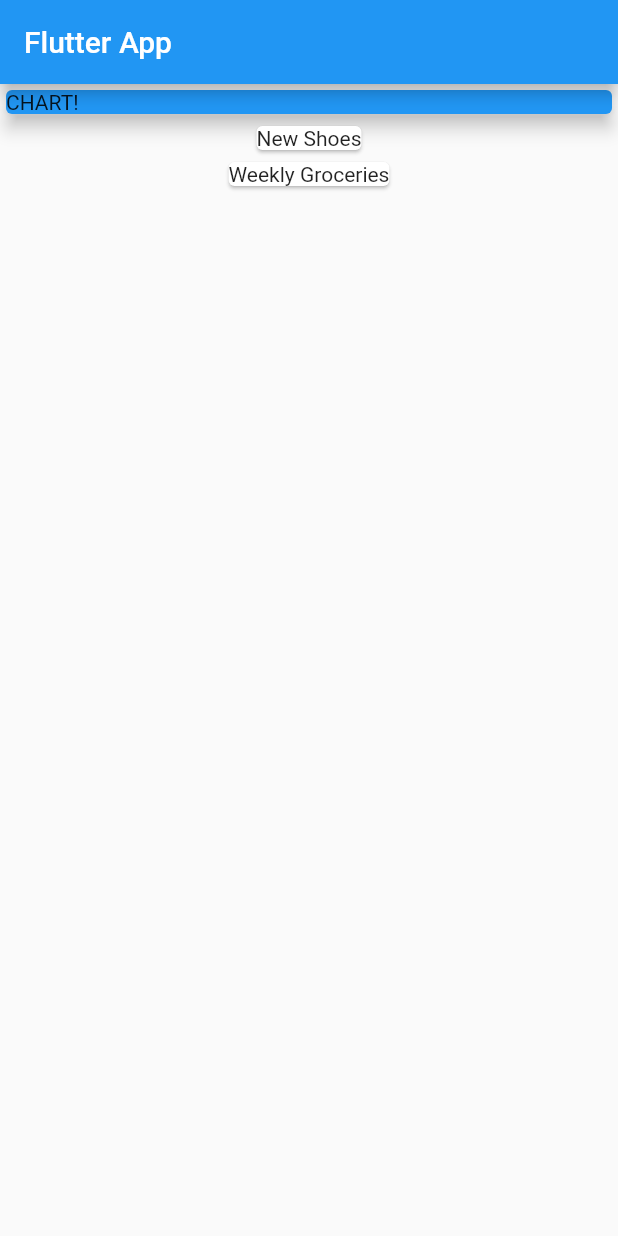
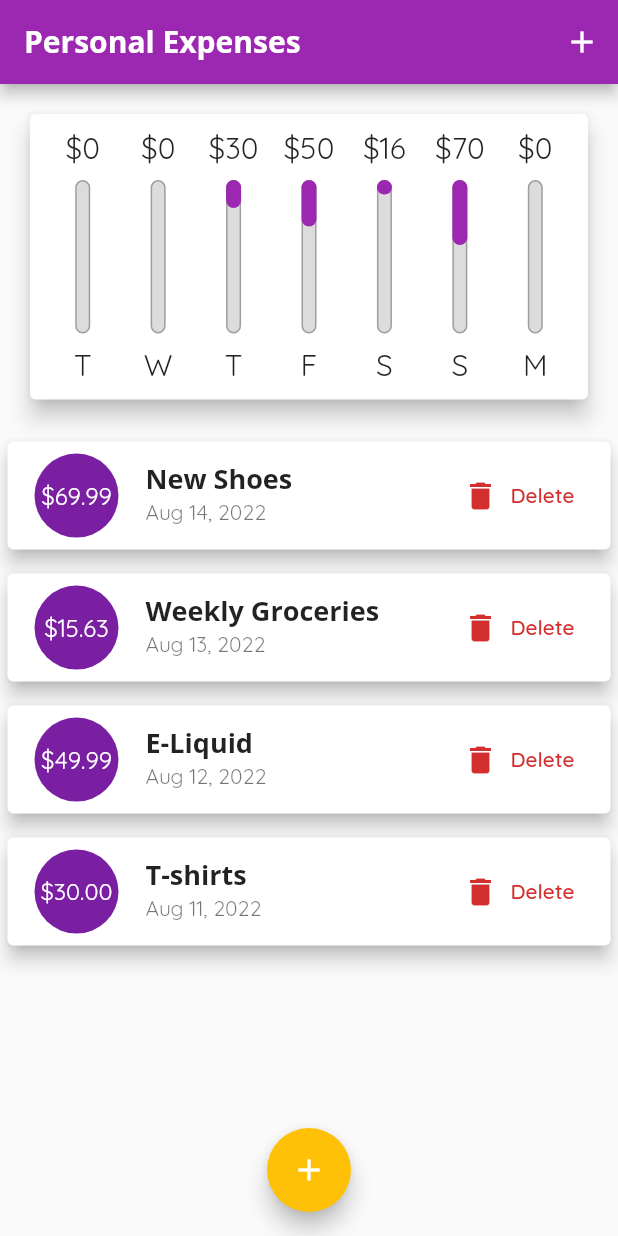
Before and after one commit to annoyingmouse/learning-flutter, a Flutter app: the screen it shows after launch, on a phone screen of 412 x 824 dp. Run offline on Flutter 3.47's test engine with Material 2 defaults, Android fonts, the light colour scheme and no system bars; Roboto replaces fonts that are missing (Opensans).

Commit message:
Lots of changes

```diff
--- a/real_apps_01/lib/main.dart
+++ b/real_apps_01/lib/main.dart
@@ -1,55 +1,245 @@
+import 'dart:io';
+
+import 'package:flutter/cupertino.dart';
 import 'package:flutter/material.dart';
-import './transaction.dart';
+import 'package:flutter/services.dart';
 
-void main() => runApp(MyApp());
+import './widgets/new_transaction.dart';
+import './widgets/transaction_list.dart';
+import './models/transaction.dart';
+import './widgets/chart.dart';
+
+void main() {
+  // WidgetsFlutterBinding.ensureInitialized();
+  // SystemChrome.setPreferredOrientations([
+  //   DeviceOrientation.portraitUp,
+  //   DeviceOrientation.portraitDown,
+  // ]);
+  runApp(MyApp());
+}
 
 class MyApp extends StatelessWidget {
   @override
   Widget build(BuildContext context) {
+    final ThemeData theme = ThemeData(
+      primarySwatch: Colors.purple,
+      fontFamily: 'Quicksand',
+      appBarTheme: AppBarTheme(
+        titleTextStyle: TextStyle(
+          fontFamily: 'Opensans',
+          fontSize: 20,
+          fontWeight: FontWeight.bold,
+        ),
+      ),
+      textTheme: const TextTheme(
+        headline6: TextStyle(
+          fontFamily: "Opensans",
+          fontSize: 18,
+          fontWeight: FontWeight.bold,
+        ),
+      ),
+    );
+
     return MaterialApp(
-      title: 'Flutter App',
+      debugShowCheckedModeBanner: false,
+      title: 'Personal Expenses',
       home: MyHomePage(),
+      theme: theme.copyWith(
+        colorScheme: theme.colorScheme.copyWith(
+          secondary: Colors.amber,
+        ),
+      ),
     );
   }
 }
 
-class MyHomePage extends StatelessWidget {
-  final List<Transaction> transactions = [
+class MyHomePage extends StatefulWidget {
+  @override
+  State<MyHomePage> createState() => _MyHomePageState();
+}
+
+class _MyHomePageState extends State<MyHomePage> {
+  final List<Transaction> _userTransactions = [
     Transaction(
-        id: 't1', title: 'New Shoes', amount: 69.99, date: DateTime.now()),
+      id: 't1',
+      title: 'New Shoes',
+      amount: 69.99,
+      date: DateTime.now().subtract(
+        Duration(days: 1),
+      ),
+    ),
     Transaction(
       id: 't2',
       title: 'Weekly Groceries',
       amount: 15.63,
-        date: DateTime.now()),
+      date: DateTime.now().subtract(
+        Duration(days: 2),
+      ),
+    ),
+    Transaction(
+      id: 't3',
+      title: 'E-Liquid',
+      amount: 49.99,
+      date: DateTime.now().subtract(
+        Duration(days: 3),
+      ),
+    ),
+    Transaction(
+      id: 't3',
+      title: 'T-shirts',
+      amount: 30,
+      date: DateTime.now().subtract(
+        Duration(days: 4),
+      ),
+    ),
   ];
+
+  bool _showChart = false;
+
+  List<Transaction> get _recentTransactions {
+    return _userTransactions.where((tx) {
+      return tx.date.isAfter(DateTime.now().subtract(
+        Duration(days: 7),
+      ));
+    }).toList();
+  }
+
+  void _addNewTransaction(
+      String txTitle, double txAmount, DateTime chosenDate) {
+    final newTx = Transaction(
+      id: DateTime.now().toString(),
+      title: txTitle,
+      amount: txAmount,
+      date: chosenDate,
+    );
+    setState(() {
+      _userTransactions.add(newTx);
+    });
+  }
+
+  void _deleteTransaction(String id) {
+    setState(() {
+      _userTransactions.removeWhere((tx) => tx.id == id);
+    });
+  }
+
+  void _startAddNewTransaction(BuildContext ctx) {
+    showModalBottomSheet(
+      context: ctx,
+      builder: (_) {
+        return GestureDetector(
+          child: NewTransaction(_addNewTransaction),
+          onTap: () {},
+          behavior: HitTestBehavior.opaque,
+        );
+      },
+    );
+  }
 
   @override
   Widget build(BuildContext context) {
-    return Scaffold(
-      appBar: AppBar(
-        title: Text('Flutter App'),
+    final mediaQuery = MediaQuery.of(context);
+    final _isLandscape = mediaQuery.orientation == Orientation.landscape;
+    final dynamic appBar = Platform.isIOS
+        ? CupertinoNavigationBar(
+            middle: Text(
+              'Personal Expenses',
             ),
-      body: Column(
-        // mainAxisAlignment: MainAxisAlignment.start,
-        // crossAxisAlignment: CrossAxisAlignment.stretch,
+            trailing: Row(
+              mainAxisSize: MainAxisSize.min,
               children: <Widget>[
+                GestureDetector(
+                  child: Icon(CupertinoIcons.add),
+                  onTap: () => _startAddNewTransaction(context),
+                ),
+              ],
+            ),
+          )
+        : AppBar(
+            title: Text(
+              'Personal Expenses',
+            ),
+            actions: <Widget>[
+              IconButton(
+                alignment: Alignment.center,
+                onPressed: () => _startAddNewTransaction(context),
+                icon: Icon(
+                  Icons.add,
+                ),
+                color: Colors.white,
+              )
+            ],
+          );
+    final txListWidget = Container(
+      height: (mediaQuery.size.height -
+              appBar.preferredSize.height -
+              mediaQuery.padding.top) *
+          0.7,
+      child: TransactionList(_userTransactions, _deleteTransaction),
+    );
+    final pageBody = SafeArea(
+      child: SingleChildScrollView(
+        child: Column(
+          crossAxisAlignment: CrossAxisAlignment.stretch,
+          children: <Widget>[
+            if (_isLandscape)
+              Row(
+                  mainAxisAlignment: MainAxisAlignment.center,
+                  children: <Widget>[
+                    Text(
+                      'Show Chart',
+                      style: Theme.of(context).textTheme.titleLarge,
+                    ),
+                    Switch.adaptive(
+                      activeColor: Theme.of(context).colorScheme.primary,
+                      value: _showChart,
+                      onChanged: (val) {
+                        setState(() {
+                          _showChart = val;
+                        });
+                      },
+                    )
+                  ]),
+            if (!_isLandscape)
               Container(
-            width: double.infinity,
-            child: Card(
-              color: Colors.blue,
-              child: Text('CHART!'),
-              elevation: 5,
+                height: (mediaQuery.size.height -
+                        appBar.preferredSize.height -
+                        mediaQuery.padding.top) *
+                    0.3,
+                child: Chart(_recentTransactions),
+              ),
+            if (!_isLandscape) txListWidget,
+            if (_isLandscape)
+              _showChart
+                  ? Container(
+                      height: (mediaQuery.size.height -
+                              appBar.preferredSize.height -
+                              mediaQuery.padding.top) *
+                          0.7,
+                      child: Chart(_recentTransactions),
+                    )
+                  : txListWidget,
+          ],
         ),
       ),
-          Column(
-            children: transactions.map((tx) {
-              return Card(
-                child: Text(tx.title),
     );
-            }).toList(),
+    return Platform.isIOS
+        ? CupertinoPageScaffold(
+            child: pageBody,
+            navigationBar: appBar,
           )
-        ],
+        : Scaffold(
+            appBar: appBar,
+            body: pageBody,
+            floatingActionButtonLocation:
+                FloatingActionButtonLocation.centerFloat,
+            floatingActionButton: Platform.isIOS
+                ? Container()
+                : FloatingActionButton(
+                    child: Icon(
+                      Icons.add,
+                    ),
+                    onPressed: () => _startAddNewTransaction(context),
                   ),
           );
   }
--- /dev/null
+++ b/real_apps_01/lib/widgets/chart.dart
@@ -0,0 +1,70 @@
+import 'package:flutter/material.dart';
+import './chart_bar.dart';
+import '../models/transaction.dart';
+import 'package:intl/intl.dart';
+
+class Chart extends StatelessWidget {
+  final List<Transaction> recentTransactions;
+
+  Chart(this.recentTransactions);
+
+  List<Map<String, Object>> get groupedTransactionValues {
+    return List.generate(7, (index) {
+      final weekday = DateTime.now().subtract(
+        Duration(days: index),
+      );
+      var totalSum = 0.0;
+      // for (var i = 0; i < recentTransactions.length; i++) {
+      //   if (recentTransactions[i].date.day == weekday.day &&
+      //       recentTransactions[i].date.month == weekday.month &&
+      //       recentTransactions[i].date.year == weekday.year) {
+      //     totalSum += recentTransactions[i].amount;
+      //   }
+      // }
+
+      for (var tx in recentTransactions) {
+        if (tx.date.day == weekday.day &&
+            tx.date.month == weekday.month &&
+            tx.date.year == weekday.year) {
+          totalSum += tx.amount;
+        }
+      }
+
+      return {
+        'day': DateFormat.E().format(weekday).substring(0, 1),
+        'amount': totalSum,
+      };
+    }).reversed.toList();
+  }
+
+  double get totalSpending {
+    return groupedTransactionValues.fold(0.0, (sum, tx) {
+      return sum + (tx['amount'] as double);
+    });
+  }
+
+  @override
+  Widget build(BuildContext context) {
+    return Card(
+      elevation: 6,
+      margin: EdgeInsets.all(20),
+      child: Padding(
+        padding: EdgeInsets.all(10),
+        child: Row(
+          mainAxisAlignment: MainAxisAlignment.spaceAround,
+          children: groupedTransactionValues.map((data) {
+            return Flexible(
+              fit: FlexFit.tight,
+              child: ChartBar(
+                  (data['day'] as String),
+                  (data['amount'] as double),
+                  totalSpending == 0.0
+                      ? 0.0
+                      : (data['amount'] as double) / totalSpending),
+            );
+          }).toList(),
+        ),
+      ),
+    );
+  }
+}
--- /dev/null
+++ b/real_apps_01/lib/widgets/chart_bar.dart
@@ -0,0 +1,59 @@
+import 'package:flutter/material.dart';
+
+class ChartBar extends StatelessWidget {
+  final String label;
+  final double spendingAmount;
+  final double spendingPctOfTotal;
+
+  ChartBar(this.label, this.spendingAmount, this.spendingPctOfTotal);
+
+  @override
+  Widget build(BuildContext context) {
+    return LayoutBuilder(builder: (ctx, constraints) {
+      return Column(children: [
+        Container(
+          height: constraints.maxHeight * 0.15,
+          child: FittedBox(
+            child: Text('\$${spendingAmount.toStringAsFixed(0)}'),
+          ),
+        ),
+        SizedBox(
+          height: constraints.maxHeight * 0.05,
+        ),
+        Container(
+          height: constraints.maxHeight * 0.6,
+          width: 10,
+          child: Stack(children: <Widget>[
+            Container(
+              decoration: BoxDecoration(
+                border: Border.all(
+                  color: Colors.grey,
+                  width: 1,
+                ),
+                color: Color.fromRGBO(220, 220, 220, 1),
+                borderRadius: BorderRadius.circular(10),
+              ),
+            ),
+            FractionallySizedBox(
+                heightFactor: spendingPctOfTotal,
+                child: Container(
+                  decoration: BoxDecoration(
+                    color: Theme.of(context).primaryColor,
+                    borderRadius: BorderRadius.circular(10),
+                  ),
+                ))
+          ]),
+        ),
+        SizedBox(
+          height: constraints.maxHeight * 0.05,
+        ),
+        Container(
+          height: constraints.maxHeight * 0.15,
+          child: FittedBox(
+            child: Text(label),
+          ),
+        )
+      ]);
+    });
+  }
+}
--- /dev/null
+++ b/real_apps_01/lib/widgets/transaction_list.dart
@@ -0,0 +1,138 @@
+import 'package:flutter/material.dart';
+import 'package:intl/intl.dart';
+import '../models/transaction.dart';
+
+class TransactionList extends StatelessWidget {
+  final List<Transaction> transactions;
+  final Function deleteTx;
+
+  TransactionList(this.transactions, this.deleteTx);
+
+  @override
+  Widget build(BuildContext context) {
+    return transactions.isEmpty
+        ? LayoutBuilder(builder: (context, constraints) {
+            return Column(
+              children: <Widget>[
+                Text(
+                  'No transactions added yet!!',
+                  style: Theme.of(context).textTheme.headline6,
+                ),
+                SizedBox(
+                  height: 20,
+                ),
+                Container(
+                  height: constraints.maxHeight * 0.6,
+                  child: Image.asset(
+                    'assets/images/waiting.png',
+                    fit: BoxFit.cover,
+                  ),
+                )
+              ],
+            );
+          })
+        : ListView.builder(
+            itemBuilder: (ctx, index) {
+              return Card(
+                margin: EdgeInsets.symmetric(
+                  vertical: 8,
+                  horizontal: 5,
+                ),
+                elevation: 5,
+                child: ListTile(
+                  // leading: Container(
+                  //   height: 60,
+                  //   width: 60,
+                  //   decoration: BoxDecoration(
+                  //     color: Theme.of(context).primaryColor,
+                  //     shape: BoxShape.circle,
+                  //   ),
+                  //   child: Padding(
+                  //     padding: EdgeInsets.all(6),
+                  //     child: FittedBox(
+                  //       child: Text(
+                  //         '\$${transactions[index].amount.toStringAsFixed(2)}',
+                  //       ),
+                  //     ),
+                  //   ),
+                  // ),
+                  leading: CircleAvatar(
+                    radius: 30,
+                    child: Padding(
+                      padding: EdgeInsets.all(6),
+                      child: FittedBox(
+                        child: Text(
+                          '\$${transactions[index].amount.toStringAsFixed(2)}',
+                        ),
+                      ),
+                    ),
+                  ),
+                  title: Text(
+                    transactions[index].title,
+                    style: Theme.of(context).textTheme.headline6,
+                  ),
+                  subtitle: Text(
+                    DateFormat.yMMMd().format(transactions[index].date),
+                  ),
+                  trailing: MediaQuery.of(context).size.width > 400
+                      ? TextButton.icon(
+                          style: TextButton.styleFrom(
+                            primary: Theme.of(context).errorColor,
+                          ),
+                          onPressed: () => deleteTx(transactions[index].id),
+                          icon: Icon(Icons.delete),
+                          label: Text('Delete'),
+                        )
+                      : IconButton(
+                          icon: Icon(Icons.delete),
+                          color: Theme.of(context).errorColor,
+                          onPressed: () => deleteTx(transactions[index].id),
+                        ),
+                ),
+              );
+              // return Card(
+              //   child: Row(
+              //     children: <Widget>[
+              //       Container(
+              //         margin: EdgeInsets.symmetric(
+              //           vertical: 10,
+              //           horizontal: 15,
+              //         ),
+              //         decoration: BoxDecoration(
+              //           border: Border.all(
+              //             color: Colors.purple,
+              //             width: 2,
+              //           ),
+              //         ),
+              //         padding: EdgeInsets.all(10),
+              //         child: Text(
+              //           '\$${transactions[index].amount.toStringAsFixed(2)}',
+              //           style: TextStyle(
+              //               fontWeight: FontWeight.bold,
+              //               fontSize: 20,
+              //               color: Theme.of(context).primaryColor),
+              //         ),
+              //       ),
+              //       Column(
+              //         crossAxisAlignment: CrossAxisAlignment.start,
+              //         children: <Widget>[
+              //           Text(
+              //             transactions[index].title,
+              //             style: Theme.of(context).textTheme.headline6,
+              //           ),
+              //           Text(
+              //             DateFormat.yMMMd().format(transactions[index].date),
+              //             style: TextStyle(
+              //               color: Colors.grey,
+              //             ),
+              //           )
+              //         ],
+              //       )
+              //     ],
+              //   ),
+              // );
+            },
+            itemCount: transactions.length,
+          );
+  }
+}
```
Also changed, not shown: real_apps_01/lib/widgets/adaptive_flat_button.dart (added, +31 -0 lines), real_apps_01/lib/widgets/new_transaction.dart (added, +114 -0 lines), real_apps_01/pubspec.yaml (+18 -8 lines), real_apps_01/assets/fonts/OpenSans-Bold.ttf (added), real_apps_01/assets/fonts/OpenSans-Regular.ttf (added), real_apps_01/assets/fonts/Quicksand-Bold.ttf (added), real_apps_01/assets/fonts/Quicksand-Light.ttf (added), real_apps_01/assets/fonts/Quicksand-Medium.ttf (added), real_apps_01/assets/fonts/Quicksand-Regular.ttf (added), real_apps_01/assets/images/waiting.png (added), real_apps_01/lib/models/transaction.dart (renamed from real_apps_01/lib/transaction.dart), real_apps_01/pubspec.lock. Lines whose indentation alone changed are shown as unchanged.
